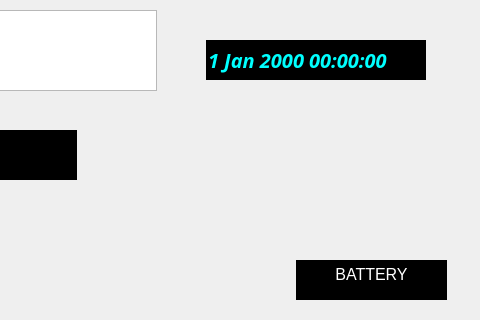
The window that gauge_try/interface.ui (momenelhelw/raspberryPi) describes before a commit, drawn with Qt 5; both pictures show x 634 to 1114 and y 0 to 320 of the 1114 by 509 pixel window.
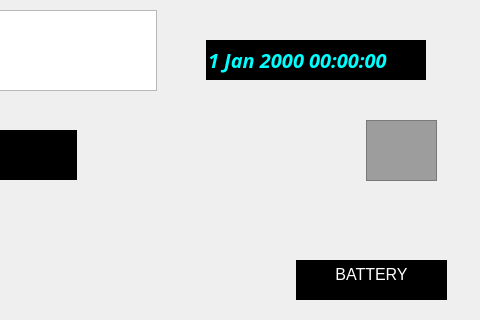
The same window after the commit. Icons and pictures are not drawn. Custom widgets are drawn as their Qt base class.

What changed in the file:
```diff
--- a/gauge_try/interface.ui
+++ b/gauge_try/interface.ui
@@ -358,6 +358,22 @@
      <string notr="true">background-color: rgb(130, 130, 130);</string>
     </property>
    </widget>
+   <widget class="QGraphicsView" name="graphicsView">
+    <property name="geometry">
+     <rect>
+      <x>1000</x>
+      <y>120</y>
+      <width>71</width>
+      <height>61</height>
+     </rect>
+    </property>
+    <property name="styleSheet">
+     <string notr="true">background-color: rgb(157, 157, 157);
+
+border-image: url(:/light/light-bulb-on.png);
+border-image: url(:/light/lightbulb.png);</string>
+    </property>
+   </widget>
   </widget>
  </widget>
  <customwidgets>
```
